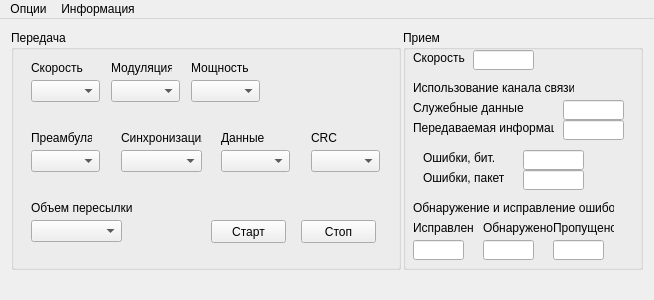
This is mainwindow.ui in welemir/VarModemStudy as Qt 5 draws it before an edit. The edited form follows.
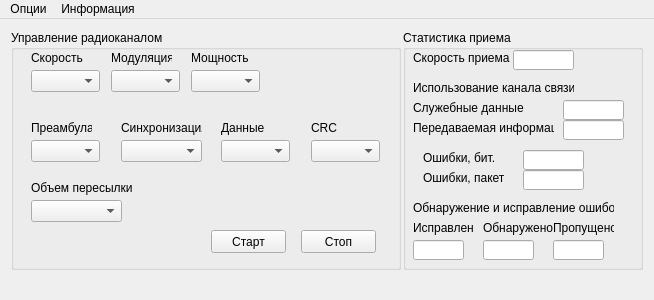
This is the edited form.

Commit message: 01.01.01 Небольшие доработки интерфейса.

Diff of the .ui file:
```diff
--- a/mainwindow.ui
+++ b/mainwindow.ui
@@ -48,13 +48,13 @@
        </size>
       </property>
       <property name="title">
-       <string>Передача</string>
+       <string>Управление радиоканалом</string>
       </property>
       <widget class="QLabel" name="labelTxSpeed">
        <property name="geometry">
         <rect>
          <x>20</x>
-         <y>30</y>
+         <y>20</y>
          <width>61</width>
          <height>16</height>
         </rect>
@@ -67,7 +67,7 @@
        <property name="geometry">
         <rect>
          <x>20</x>
-         <y>50</y>
+         <y>40</y>
          <width>69</width>
          <height>22</height>
         </rect>
@@ -77,7 +77,7 @@
        <property name="geometry">
         <rect>
          <x>100</x>
-         <y>30</y>
+         <y>20</y>
          <width>61</width>
          <height>16</height>
         </rect>
@@ -90,7 +90,7 @@
        <property name="geometry">
         <rect>
          <x>100</x>
-         <y>50</y>
+         <y>40</y>
          <width>69</width>
          <height>22</height>
         </rect>
@@ -100,7 +100,7 @@
        <property name="geometry">
         <rect>
          <x>180</x>
-         <y>30</y>
+         <y>20</y>
          <width>61</width>
          <height>16</height>
         </rect>
@@ -113,7 +113,7 @@
        <property name="geometry">
         <rect>
          <x>180</x>
-         <y>50</y>
+         <y>40</y>
          <width>69</width>
          <height>22</height>
         </rect>
@@ -123,7 +123,7 @@
        <property name="geometry">
         <rect>
          <x>20</x>
-         <y>100</y>
+         <y>90</y>
          <width>61</width>
          <height>16</height>
         </rect>
@@ -136,7 +136,7 @@
        <property name="geometry">
         <rect>
          <x>20</x>
-         <y>120</y>
+         <y>110</y>
          <width>69</width>
          <height>22</height>
         </rect>
@@ -146,7 +146,7 @@
        <property name="geometry">
         <rect>
          <x>110</x>
-         <y>100</y>
+         <y>90</y>
          <width>81</width>
          <height>16</height>
         </rect>
@@ -159,7 +159,7 @@
        <property name="geometry">
         <rect>
          <x>110</x>
-         <y>120</y>
+         <y>110</y>
          <width>81</width>
          <height>22</height>
         </rect>
@@ -169,7 +169,7 @@
        <property name="geometry">
         <rect>
          <x>210</x>
-         <y>100</y>
+         <y>90</y>
          <width>61</width>
          <height>16</height>
         </rect>
@@ -182,7 +182,7 @@
        <property name="geometry">
         <rect>
          <x>210</x>
-         <y>120</y>
+         <y>110</y>
          <width>69</width>
          <height>22</height>
         </rect>
@@ -192,7 +192,7 @@
        <property name="geometry">
         <rect>
          <x>300</x>
-         <y>100</y>
+         <y>90</y>
          <width>61</width>
          <height>16</height>
         </rect>
@@ -205,7 +205,7 @@
        <property name="geometry">
         <rect>
          <x>300</x>
-         <y>120</y>
+         <y>110</y>
          <width>69</width>
          <height>22</height>
         </rect>
@@ -215,7 +215,7 @@
        <property name="geometry">
         <rect>
          <x>20</x>
-         <y>170</y>
+         <y>150</y>
          <width>101</width>
          <height>16</height>
         </rect>
@@ -228,7 +228,7 @@
        <property name="geometry">
         <rect>
          <x>20</x>
-         <y>190</y>
+         <y>170</y>
          <width>91</width>
          <height>22</height>
         </rect>
@@ -238,7 +238,7 @@
        <property name="geometry">
         <rect>
          <x>200</x>
-         <y>190</y>
+         <y>200</y>
          <width>75</width>
          <height>23</height>
         </rect>
@@ -251,7 +251,7 @@
        <property name="geometry">
         <rect>
          <x>290</x>
-         <y>190</y>
+         <y>200</y>
          <width>75</width>
          <height>23</height>
         </rect>
@@ -277,25 +277,25 @@
        </size>
       </property>
       <property name="title">
-       <string>Прием</string>
+       <string>Статистика приема</string>
       </property>
       <widget class="QLabel" name="labelRxSpeed">
        <property name="geometry">
         <rect>
          <x>10</x>
          <y>20</y>
-         <width>61</width>
+         <width>101</width>
          <height>16</height>
         </rect>
        </property>
        <property name="text">
-        <string>Скорость</string>
+        <string>Скорость приема</string>
        </property>
       </widget>
       <widget class="QLineEdit" name="lineEditRxSpeed">
        <property name="geometry">
         <rect>
-         <x>70</x>
+         <x>110</x>
          <y>20</y>
          <width>61</width>
          <height>20</height>
```
Left out of the diff: 2 changed lines with no effect on the pictures. The commit also changes 4 other files.
